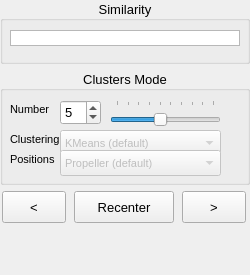
First picture: the form in libs/gui-osg-qt/ACBrowserControlsClustersDockWidgetQt.ui, repository MediaCycle/MediaCycle, before the edit.
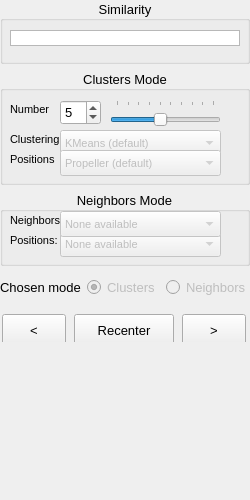
Second picture: the form after the edit.

```diff
--- a/libs/gui-osg-qt/ACBrowserControlsClustersDockWidgetQt.ui
+++ b/libs/gui-osg-qt/ACBrowserControlsClustersDockWidgetQt.ui
@@ -7,7 +7,7 @@
     <x>0</x>
     <y>0</y>
     <width>250</width>
-    <height>275</height>
+    <height>500</height>
    </rect>
   </property>
   <property name="sizePolicy">
@@ -79,7 +79,7 @@
       <x>0</x>
       <y>0</y>
       <width>455</width>
-      <height>262</height>
+      <height>418</height>
      </rect>
     </property>
     <layout class="QVBoxLayout" name="verticalLayout">
@@ -342,9 +342,250 @@
       </widget>
      </item>
      <item>
-      <layout class="QHBoxLayout" name="horizontalLayout">
+      <widget class="QGroupBox" name="groupBoxNeighbors">
+       <property name="sizePolicy">
+        <sizepolicy hsizetype="Fixed" vsizetype="Fixed">
+         <horstretch>0</horstretch>
+         <verstretch>0</verstretch>
+        </sizepolicy>
+       </property>
+       <property name="minimumSize">
+        <size>
+         <width>250</width>
+         <height>75</height>
+        </size>
+       </property>
+       <property name="maximumSize">
+        <size>
+         <width>250</width>
+         <height>75</height>
+        </size>
+       </property>
+       <property name="title">
+        <string>Neighbors Mode</string>
+       </property>
+       <property name="alignment">
+        <set>Qt::AlignCenter</set>
+       </property>
+       <widget class="QLabel" name="labelNeighborsMethod">
+        <property name="geometry">
+         <rect>
+          <x>10</x>
+          <y>20</y>
+          <width>54</width>
+          <height>18</height>
+         </rect>
+        </property>
+        <property name="font">
+         <font>
+          <pointsize>8</pointsize>
+         </font>
+        </property>
+        <property name="text">
+         <string>Neighbors</string>
+        </property>
+       </widget>
+       <widget class="QLabel" name="labelNeighborsPositions">
+        <property name="geometry">
+         <rect>
+          <x>10</x>
+          <y>40</y>
+          <width>54</width>
+          <height>18</height>
+         </rect>
+        </property>
+        <property name="font">
+         <font>
+          <pointsize>8</pointsize>
+         </font>
+        </property>
+        <property name="text">
+         <string>Positions:</string>
+        </property>
+       </widget>
+       <widget class="QComboBox" name="comboBoxNeighborsPositions">
+        <property name="enabled">
+         <bool>false</bool>
+        </property>
+        <property name="geometry">
+         <rect>
+          <x>60</x>
+          <y>40</y>
+          <width>161</width>
+          <height>26</height>
+         </rect>
+        </property>
+        <property name="font">
+         <font>
+          <pointsize>8</pointsize>
+         </font>
+        </property>
+        <item>
+         <property name="text">
+          <string>None available</string>
+         </property>
+        </item>
+       </widget>
+       <widget class="QComboBox" name="comboBoxNeighborsMethod">
+        <property name="enabled">
+         <bool>false</bool>
+        </property>
+        <property name="geometry">
+         <rect>
+          <x>60</x>
+          <y>20</y>
+          <width>161</width>
+          <height>26</height>
+         </rect>
+        </property>
+        <property name="font">
+         <font>
+          <pointsize>8</pointsize>
+         </font>
+        </property>
+        <item>
+         <property name="text">
+          <string>None available</string>
+         </property>
+        </item>
+       </widget>
+      </widget>
+     </item>
+     <item>
+      <widget class="QWidget" name="widgetModes" native="true">
+       <property name="minimumSize">
+        <size>
+         <width>250</width>
+         <height>32</height>
+        </size>
+       </property>
+       <property name="maximumSize">
+        <size>
+         <width>250</width>
+         <height>32</height>
+        </size>
+       </property>
+       <widget class="QWidget" name="horizontalLayoutWidget">
+        <property name="geometry">
+         <rect>
+          <x>0</x>
+          <y>0</y>
+          <width>251</width>
+          <height>31</height>
+         </rect>
+        </property>
+        <layout class="QHBoxLayout" name="horizontalLayoutModes">
+         <item>
+          <widget class="QLabel" name="labelChosenMode">
+           <property name="sizePolicy">
+            <sizepolicy hsizetype="Fixed" vsizetype="Fixed">
+             <horstretch>0</horstretch>
+             <verstretch>0</verstretch>
+            </sizepolicy>
+           </property>
+           <property name="minimumSize">
+            <size>
+             <width>32</width>
+             <height>16</height>
+            </size>
+           </property>
+           <property name="font">
+            <font>
+             <pointsize>10</pointsize>
+            </font>
+           </property>
+           <property name="text">
+            <string>Chosen mode:</string>
+           </property>
+          </widget>
+         </item>
+         <item>
+          <widget class="QRadioButton" name="radioButtonClusters">
+           <property name="enabled">
+            <bool>false</bool>
+           </property>
+           <property name="sizePolicy">
+            <sizepolicy hsizetype="Fixed" vsizetype="Fixed">
+             <horstretch>0</horstretch>
+             <verstretch>0</verstretch>
+            </sizepolicy>
+           </property>
+           <property name="minimumSize">
+            <size>
+             <width>0</width>
+             <height>16</height>
+            </size>
+           </property>
+           <property name="font">
+            <font>
+             <pointsize>10</pointsize>
+            </font>
+           </property>
+           <property name="text">
+            <string>Clusters</string>
+           </property>
+           <property name="checked">
+            <bool>true</bool>
+           </property>
+          </widget>
+         </item>
+         <item>
+          <widget class="QRadioButton" name="radioButtonNeighbors">
+           <property name="enabled">
+            <bool>false</bool>
+           </property>
+           <property name="sizePolicy">
+            <sizepolicy hsizetype="Fixed" vsizetype="Fixed">
+             <horstretch>0</horstretch>
+             <verstretch>0</verstretch>
+            </sizepolicy>
+           </property>
+           <property name="minimumSize">
+            <size>
+             <width>0</width>
+             <height>16</height>
+            </size>
+           </property>
+           <property name="font">
+            <font>
+             <pointsize>10</pointsize>
+            </font>
+           </property>
+           <property name="text">
+            <string>Neighbors</string>
+           </property>
+          </widget>
+         </item>
+        </layout>
+       </widget>
+      </widget>
+     </item>
+     <item>
+      <widget class="QWidget" name="widgetNavigation" native="true">
+       <property name="minimumSize">
+        <size>
+         <width>250</width>
+         <height>32</height>
+        </size>
+       </property>
+       <property name="maximumSize">
+        <size>
+         <width>250</width>
+         <height>32</height>
+        </size>
+       </property>
+       <widget class="QWidget" name="">
+        <property name="geometry">
+         <rect>
+          <x>0</x>
+          <y>4</y>
+          <width>251</width>
+          <height>32</height>
+         </rect>
+        </property>
+        <layout class="QHBoxLayout" name="horizontalLayoutNavigation">
        <property name="sizeConstraint">
-        <enum>QLayout::SetFixedSize</enum>
+          <enum>QLayout::SetMinimumSize</enum>
        </property>
        <item>
         <widget class="QPushButton" name="pushButtonBack">
@@ -407,6 +648,8 @@
         </widget>
        </item>
       </layout>
+       </widget>
+      </widget>
      </item>
     </layout>
    </widget>
```
Left out of the diff: 2 changed lines with no effect on the pictures. Lines whose indentation alone changed are shown as unchanged.
